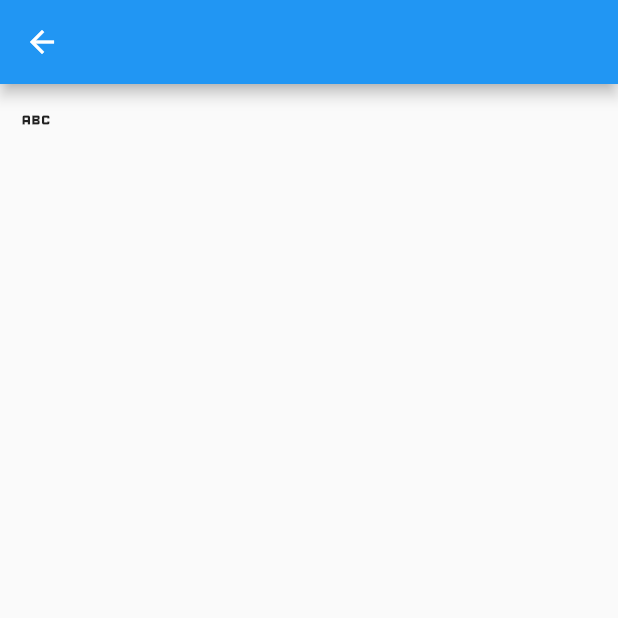
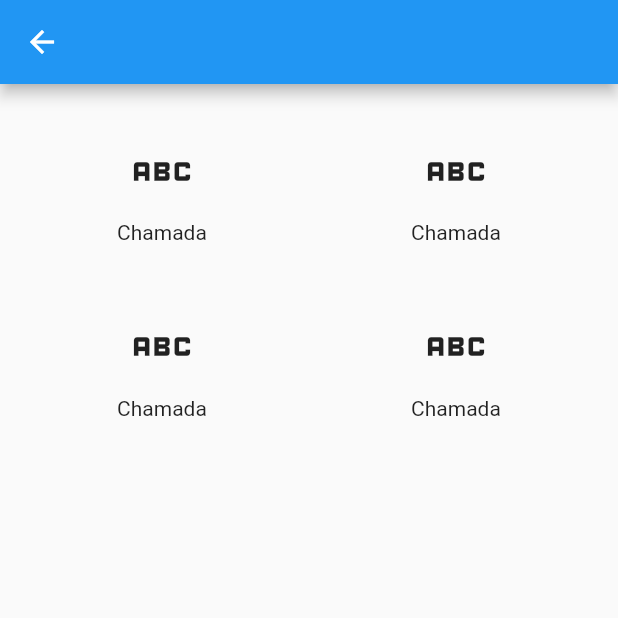
Before and after one commit to MatheusAmaros/tg-app, a Flutter app: the Home screen opened by its route, after a tap on the "abc" icon, on a phone screen of 412 x 824 dp, the top half of it. Run offline on Flutter 3.47's test engine with Material 2 defaults, Android fonts, the phone set to English and light mode, and no system bars; our stand-ins replace cloud_firestore, firebase_auth, firebase_core, google_fonts, mask_text_input_formatter; missing offline and left inert: dart:html; accounts and stored records are empty.

Commit message:
Tela de Home

```diff
--- a/lib/view/app.dart
+++ b/lib/view/app.dart
@@ -5,14 +5,18 @@ import 'package:tg_app/view/chamada.view.dart';
 import 'package:tg_app/view/chamadaPelotao.view.dart';
 import 'package:tg_app/view/login.view.dart';
 import 'package:tg_app/view/home.view.dart';
+import 'package:firebase_auth/firebase_auth.dart';
 
 class App extends StatelessWidget {
+
+FirebaseAuth auth = FirebaseAuth.instance;
+
   @override
   Widget build(BuildContext context) {
     return MaterialApp(
       debugShowCheckedModeBanner: false,
 
-      initialRoute: '/login',
+      initialRoute: auth.currentUser == null ? '/login':'/home',
       routes: {
         '/login': (context) => LoginWidget(),
         '/chamadaPelotao': (context) => ChamadaPelotaoView(),
--- a/lib/view/home.view.dart
+++ b/lib/view/home.view.dart
@@ -4,24 +4,15 @@ import 'package:firebase_core/firebase_core.dart';
 import 'package:flutter/material.dart';
 import 'package:intl/date_time_patterns.dart';
 import 'package:intl/intl.dart';
-
-
-
+import 'package:firebase_auth/firebase_auth.dart';
 
 class Home extends StatelessWidget {
-  const Home({ Key? key }) : super(key: key);
-
-
+  const Home({Key? key}) : super(key: key);
 
   @override
   Widget build(BuildContext context) {
-
-
-
-
-  void carrega()async
-  {
-    final arguments = (ModalRoute.of(context)?.settings.arguments ?? <String, dynamic>{}) as Map;
+    void carrega() async {
+      //final arguments = (ModalRoute.of(context)?.settings.arguments ?? <String, dynamic>{}) as Map;
 
       FirebaseFirestore db = FirebaseFirestore.instance;
       /*
@@ -47,20 +38,108 @@ class Home extends StatelessWidget {
 
       print(user['01'][0]);
       print(user['01'][1]);
-
     }
-
 
     return Scaffold(
         appBar: AppBar(),
-      body: Row(children: [
+        body: ListView(
+          children: [
+            Container(
+              margin: EdgeInsets.fromLTRB(10, 25, 10, 10),
+              child: Row(
+                mainAxisSize: MainAxisSize.max,
+                mainAxisAlignment: MainAxisAlignment.spaceAround,
+                children: [
+                  Column(
+                      children: [
+                        Column(
+                          mainAxisSize: MainAxisSize.max,
+                          mainAxisAlignment: MainAxisAlignment.start,
+                          children: [
+                            IconButton(
+                                onPressed: () {
+                                  carrega();
+                                },
+                                iconSize: 50,
+                                icon: Icon(Icons.abc)),
+                            Text('Chamada')
+                          ],
+                        ),
+                      ],
+                    ),
 
-        IconButton(onPressed: (){
+                                      Column(
+                      children: [
+                        Column(
+                          mainAxisSize: MainAxisSize.max,
+                          mainAxisAlignment: MainAxisAlignment.start,
+                          children: [
+                            IconButton(
+                                onPressed: () {
                                   carrega();
-        }, icon: Icon(Icons.abc))
-      ]),
-    );
+                                },
+                                iconSize: 50,
+                                icon: Icon(Icons.abc)),
+                            Text('Chamada')
+                          ],
+                        ),
+                      ],
+                    ),
 
 
+
+                ]),
+            ),
+
+             Container(
+               margin: EdgeInsets.fromLTRB(10, 25, 10, 10),
+               child: Row(
+                mainAxisSize: MainAxisSize.max,
+                mainAxisAlignment: MainAxisAlignment.spaceAround,
+                children: [
+                  Column(
+                      children: [
+                        Column(
+                          mainAxisSize: MainAxisSize.max,
+                          mainAxisAlignment: MainAxisAlignment.start,
+                          children: [
+                            IconButton(
+                                onPressed: () {
+                                  carrega();
+                                },
+                                iconSize: 50,
+                                icon: Icon(Icons.abc)),
+                            Text('Chamada')
+                          ],
+                        ),
+                      ],
+                    ),
+
+                                      Column(
+                      children: [
+                        Column(
+                          mainAxisSize: MainAxisSize.max,
+                          mainAxisAlignment: MainAxisAlignment.start,
+                          children: [
+                            IconButton(
+                                onPressed: () {
+                                  carrega();
+                                },
+                                iconSize: 50,
+                                icon: Icon(Icons.abc)),
+                            Text('Chamada')
+                          ],
+                        ),
+                      ],
+                    ),
+
+
+
+                ]),
+            ),
+
+
+          ],
+        ));
   }
 }
```
Lines whose indentation alone changed are shown as unchanged.
